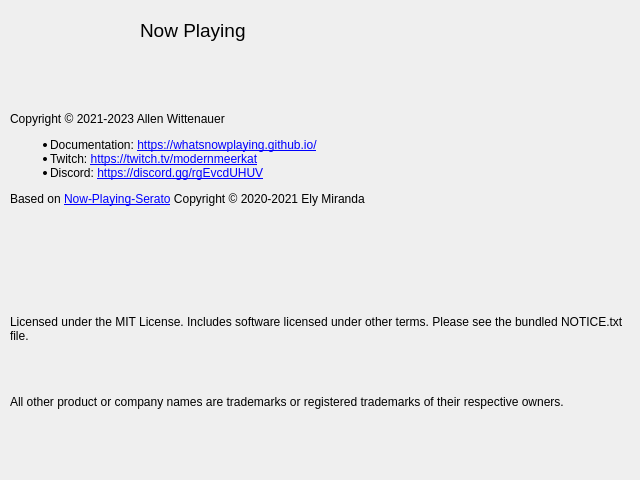
Qt form nowplaying/resources/about_ui.ui (e1miran/Now-Playing-Serato) before a commit.
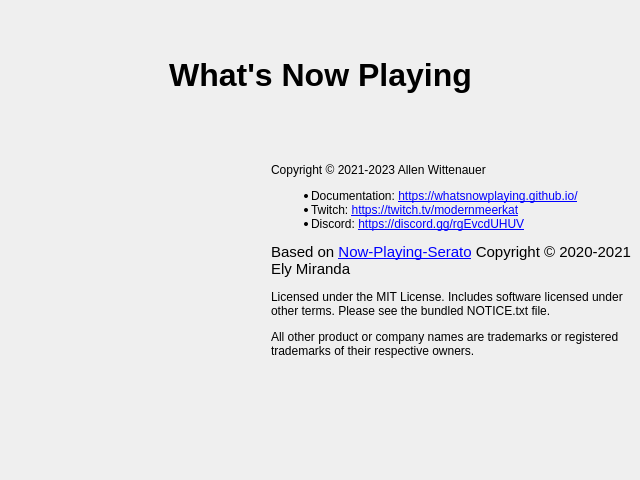
The same form after that commit. Icons and pictures are not drawn.

Patch:
```diff
--- a/nowplaying/resources/about_ui.ui
+++ b/nowplaying/resources/about_ui.ui
@@ -17,39 +17,36 @@
    <iconset resource="settings.qrc">
     <normaloff>:/resources/icon.ico</normaloff>:/resources/icon.ico</iconset>
   </property>
-  <widget class="QLabel" name="program_label">
-   <property name="geometry">
-    <rect>
-     <x>140</x>
-     <y>10</y>
-     <width>451</width>
-     <height>41</height>
-    </rect>
-   </property>
-   <property name="frameShape">
-    <enum>QFrame::NoFrame</enum>
-   </property>
-   <property name="text">
-    <string>&lt;html&gt;&lt;head/&gt;&lt;body&gt;&lt;p&gt;&lt;img src=&quot;:/resources/icon.ico&quot;/&gt;&lt;span style=&quot; font-size:14pt;&quot;&gt; Now Playing&lt;/span&gt;&lt;/p&gt;&lt;/body&gt;&lt;/html&gt;</string>
-   </property>
-   <property name="textFormat">
-    <enum>Qt::RichText</enum>
-   </property>
-  </widget>
-  <widget class="QWidget" name="verticalLayoutWidget">
+  <widget class="QWidget" name="horizontalLayoutWidget">
    <property name="geometry">
     <rect>
      <x>10</x>
-     <y>60</y>
+     <y>120</y>
      <width>621</width>
-     <height>401</height>
+     <height>281</height>
     </rect>
    </property>
-   <layout class="QVBoxLayout" name="verticalLayout">
+   <layout class="QHBoxLayout" name="horizontalLayout">
+    <item>
+     <widget class="QLabel" name="image_label">
+      <property name="frameShape">
+       <enum>QFrame::NoFrame</enum>
+      </property>
+      <property name="pixmap">
+       <pixmap resource="settings.qrc">:/resources/icon.ico</pixmap>
+      </property>
+      <property name="scaledContents">
+       <bool>false</bool>
+      </property>
+      <property name="alignment">
+       <set>Qt::AlignCenter</set>
+      </property>
+     </widget>
+    </item>
     <item>
      <widget class="QLabel" name="doc_label">
       <property name="text">
-       <string>&lt;html&gt;&lt;head/&gt;&lt;body&gt;&lt;p&gt;Copyright © 2021-2023 Allen Wittenauer &lt;/p&gt;&lt;ul style=&quot;margin-top: 0px; margin-bottom: 0px; margin-left: 0px; margin-right: 0px; -qt-list-indent: 1;&quot;&gt;&lt;li style=&quot; margin-top:12px; margin-bottom:0px; margin-left:0px; margin-right:0px; -qt-block-indent:0; text-indent:0px;&quot;&gt;Documentation: &lt;a href=&quot;https://whatsnowplaying.github.io/&quot;&gt;&lt;span style=&quot; text-decoration: underline; color:#0000ff;&quot;&gt;https://whatsnowplaying.github.io/&lt;/span&gt;&lt;/a&gt;&lt;/li&gt;&lt;li style=&quot; margin-top:0px; margin-bottom:0px; margin-left:0px; margin-right:0px; -qt-block-indent:0; text-indent:0px;&quot;&gt;Twitch: &lt;a href=&quot;https://twitch.tv/modernmeerkat/&quot;&gt;&lt;span style=&quot; text-decoration: underline; color:#0000ff;&quot;&gt;https://twitch.tv/modernmeerkat&lt;/span&gt;&lt;/a&gt;&lt;/li&gt;&lt;li style=&quot; margin-top:0px; margin-bottom:0px; margin-left:0px; margin-right:0px; -qt-block-indent:0; text-indent:0px;&quot;&gt;Discord: &lt;a href=&quot;https://discord.gg/rgEvcdUHUV&quot;&gt;&lt;span style=&quot; text-decoration: underline; color:#0000ff;&quot;&gt;https://discord.gg/rgEvcdUHUV&lt;/span&gt;&lt;/a&gt;&lt;/li&gt;&lt;/ul&gt;&lt;p&gt;Based on &lt;a href=&quot;https://github.com/e1miran/Now-Playing-Serato&quot;&gt;&lt;span style=&quot; text-decoration: underline; color:#0000ff;&quot;&gt;Now-Playing-Serato&lt;/span&gt;&lt;/a&gt; Copyright © 2020-2021 Ely Miranda &lt;/p&gt;&lt;/body&gt;&lt;/html&gt;</string>
+       <string>&lt;html&gt;&lt;head/&gt;&lt;body&gt;&lt;p&gt;Copyright © 2021-2023 Allen Wittenauer &lt;/p&gt;&lt;ul style=&quot;margin-top: 0px; margin-bottom: 0px; margin-left: 0px; margin-right: 0px; -qt-list-indent: 1;&quot;&gt;&lt;li style=&quot; margin-top:12px; margin-bottom:0px; margin-left:0px; margin-right:0px; -qt-block-indent:0; text-indent:0px;&quot;&gt;Documentation: &lt;a href=&quot;https://whatsnowplaying.github.io/&quot;&gt;&lt;span style=&quot; text-decoration: underline; color:#0000ff;&quot;&gt;https://whatsnowplaying.github.io/&lt;/span&gt;&lt;/a&gt;&lt;/li&gt;&lt;li style=&quot; margin-top:0px; margin-bottom:0px; margin-left:0px; margin-right:0px; -qt-block-indent:0; text-indent:0px;&quot;&gt;Twitch: &lt;a href=&quot;https://twitch.tv/modernmeerkat/&quot;&gt;&lt;span style=&quot; text-decoration: underline; color:#0000ff;&quot;&gt;https://twitch.tv/modernmeerkat&lt;/span&gt;&lt;/a&gt;&lt;/li&gt;&lt;li style=&quot; margin-top:0px; margin-bottom:0px; margin-left:0px; margin-right:0px; -qt-block-indent:0; text-indent:0px;&quot;&gt;Discord: &lt;a href=&quot;https://discord.gg/rgEvcdUHUV&quot;&gt;&lt;span style=&quot; text-decoration: underline; color:#0000ff;&quot;&gt;https://discord.gg/rgEvcdUHUV&lt;/span&gt;&lt;/a&gt;&lt;/li&gt;&lt;/ul&gt;&lt;p&gt;&lt;span style=&quot; font-size:11pt;&quot;&gt;Based on &lt;/span&gt;&lt;a href=&quot;https://github.com/e1miran/Now-Playing-Serato&quot;&gt;&lt;span style=&quot; font-size:11pt; text-decoration: underline; color:#0000ff;&quot;&gt;Now-Playing-Serato&lt;/span&gt;&lt;/a&gt;&lt;span style=&quot; font-size:11pt;&quot;&gt; Copyright © 2020-2021 Ely Miranda &lt;/span&gt;&lt;/p&gt;&lt;p&gt;Licensed under the MIT License. Includes software licensed under other terms. Please see the bundled NOTICE.txt file.&lt;/p&gt;&lt;p&gt;All other product or company names are trademarks or registered trademarks of their respective owners.&lt;/p&gt;&lt;/body&gt;&lt;/html&gt;</string>
       </property>
       <property name="textFormat">
        <enum>Qt::RichText</enum>
@@ -62,21 +59,24 @@
       </property>
      </widget>
     </item>
-    <item>
-     <widget class="QLabel" name="np_label">
-      <property name="text">
-       <string>&lt;html&gt;&lt;head/&gt;&lt;body&gt;&lt;p&gt;Licensed under the MIT License.  Includes software licensed under other terms.  Please see the bundled NOTICE.txt file.&lt;/p&gt;&lt;p&gt;&lt;br/&gt;&lt;/p&gt;&lt;p&gt;All other product or company names are trademarks or registered trademarks of their respective owners.&lt;/p&gt;&lt;/body&gt;&lt;/html&gt;</string>
-      </property>
-      <property name="textFormat">
-       <enum>Qt::RichText</enum>
-      </property>
-      <property name="wordWrap">
-       <bool>true</bool>
-      </property>
-     </widget>
-    </item>
    </layout>
   </widget>
+  <widget class="QLabel" name="program_label">
+   <property name="geometry">
+    <rect>
+     <x>10</x>
+     <y>30</y>
+     <width>621</width>
+     <height>91</height>
+    </rect>
+   </property>
+   <property name="text">
+    <string>&lt;html&gt;&lt;head/&gt;&lt;body&gt;&lt;p align=&quot;center&quot;&gt;&lt;span style=&quot; font-size:24pt; font-weight:700;&quot;&gt;What's Now Playing&lt;/span&gt;&lt;/p&gt;&lt;/body&gt;&lt;/html&gt;</string>
+   </property>
+  </widget>
+  <zorder>verticalLayoutWidget</zorder>
+  <zorder>horizontalLayoutWidget</zorder>
+  <zorder>program_label</zorder>
  </widget>
  <resources>
   <include location="settings.qrc"/>
```
Left out of the diff: 2 changed lines with no effect on the pictures.
